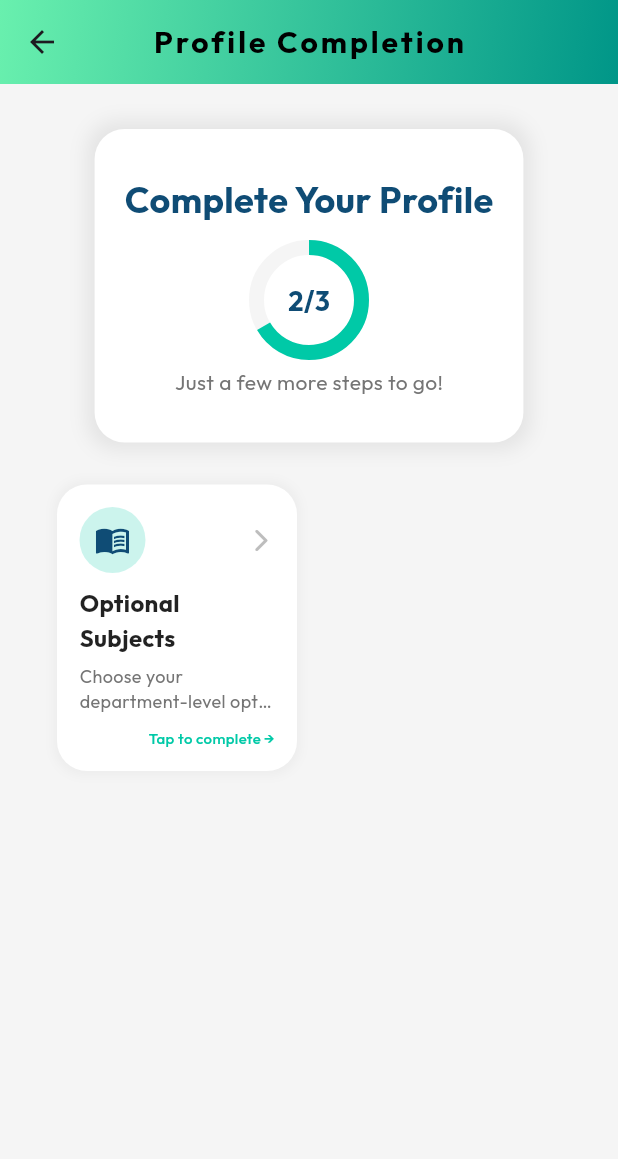
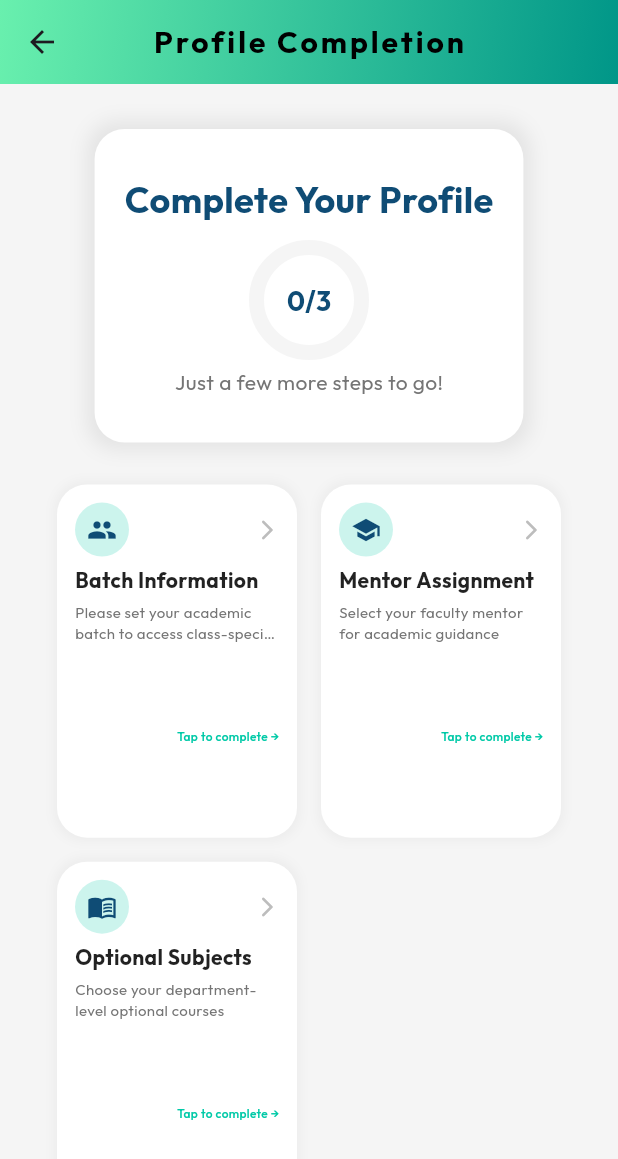
Before and after one commit to ATBlastDon/StudySync_Student, a Flutter app: the MissingRequirementsScreen screen opened directly with empty values, on a phone screen of 412 x 824 dp. Shown: the top 1159 px of the screen. Run offline on Flutter 3.47's test engine with Material 3 defaults, Android fonts, the light colour scheme and no system bars; our stand-ins replace animate_do, animated_splash_screen, cached_network_image, camera, cloud_firestore, connectivity_plus and 14 more; missing offline and left inert: flutter_barcode_scanner, flutter_downloader, google_mlkit_face_detection, tflite_flutter; accounts and stored records are empty.

Commit message:
StudySync_Student: Fixed missing_screen.dart and studentinternal.dart For Profile Completion Task

```diff
--- a/lib/Screens/StudentHome/missing_screen.dart
+++ b/lib/Screens/StudentHome/missing_screen.dart
@@ -8,13 +8,13 @@ import 'package:studysync_student/Screens/StudentHome/studentprofile.dart';
 import 'package:studysync_student/Screens/Lecture/dloc.dart';
 
 class MissingRequirementsScreen extends StatefulWidget {
-  final List<String> missingRequirements;
   final String year;
   final String sem;
   final String rollNo;
   final String batch;
   final String studentEmail;
   final VoidCallback? onRequirementsUpdated;
+  final List<String> missingRequirements;
 
   const MissingRequirementsScreen({
     super.key,
@@ -28,7 +28,8 @@ class MissingRequirementsScreen extends StatefulWidget {
   });
 
   @override
-  State<MissingRequirementsScreen> createState() => _MissingRequirementsScreenState();
+  State<MissingRequirementsScreen> createState() =>
+      _MissingRequirementsScreenState();
 }
 
 class _MissingRequirementsScreenState extends State<MissingRequirementsScreen> {
@@ -36,61 +37,83 @@ class _MissingRequirementsScreenState extends State<MissingRequirementsScreen> {
   final Color _accentColor = const Color(0xFF00C9A7);
   final Color _darkColor = const Color(0xFF0F4C75);
   final Color _successColor = const Color(0xFF4CAF50);
-  bool _hasOptionalSubjects = false;
 
-  late List<String> _remainingRequirements;
-  Timer? _optionalSubjectsTimer;
+  /// This list is recalculated based on Firestore data.
+  List<String> _remainingRequirements = [];
+  Timer? _refreshTimer;
 
   @override
   void initState() {
     super.initState();
     _remainingRequirements = List.from(widget.missingRequirements);
-    // Check initially and then refresh every 5 seconds
-    _refreshOptionalSubjects();
-    _optionalSubjectsTimer = Timer.periodic(const Duration(seconds: 5), (timer) {
-      _refreshOptionalSubjects();
+    // Check initially and then refresh every 5 seconds.
+    _refreshMissingRequirements();
+    _refreshTimer =
+        Timer.periodic(const Duration(seconds: 5), (timer) {
+          _refreshMissingRequirements();
         });
   }
 
   @override
   void dispose() {
-    _optionalSubjectsTimer?.cancel();
+    _refreshTimer?.cancel();
     super.dispose();
   }
 
-  /// Simply checks if the optional_subjects collection exists by querying for any document.
-  Future<bool> checkOptionalSubjects(String year, String sem, String rollNo) async {
+  /// Fetch the student's document from Firestore and calculate which requirements are still missing.
+  Future<void> _refreshMissingRequirements() async {
+    try {
+      DocumentSnapshot<Map<String, dynamic>> doc = await FirebaseFirestore.instance
+          .collection('students')
+          .doc(widget.year)
+          .collection(widget.sem)
+          .doc(widget.rollNo)
+          .get();
+
+      List<String> missingReq = [];
+      if (doc.exists) {
+        final data = doc.data()!;
+        // Check batch more robustly.
+        if (data['batch'] == null ||
+            data['batch'].toString().trim().isEmpty ||
+            data['batch'] == "none") {
+          missingReq.add('batch');
+        }
+        // Check mentor more robustly.
+        if (data['mentor'] == null ||
+            data['mentor'].toString().trim().isEmpty ||
+            data['mentor'] == "none") {
+          missingReq.add('mentor');
+        }
+        // For non-SE years, check if optional subjects (dloc) are filled.
+        if (widget.year != "SE") {
+          bool hasDloc = await _checkOptionalSubjects(widget.year, widget.sem, widget.rollNo);
+          if (!hasDloc) missingReq.add('dloc');
+        }
+      }
+      setState(() {
+        _remainingRequirements = missingReq;
+      });
+
+      // If all tasks are complete and the dialog hasn't been shown yet...
+    } catch (e) {
+      Fluttertoast.showToast(msg: "Error refreshing requirements: $e");
+    }
+  }
+
+  /// Checks if the optional_subjects collection exists by querying for any document.
+  Future<bool> _checkOptionalSubjects(String year, String sem, String rollNo) async {
     try {
       final collectionPath = 'students/$year/$sem/$rollNo/optional_subjects';
-      final querySnapshot = await FirebaseFirestore.instance
-          .collection(collectionPath)
-          .limit(1)
-          .get();
+      final querySnapshot =
+      await FirebaseFirestore.instance.collection(collectionPath).limit(1).get();
       return querySnapshot.docs.isNotEmpty;
     } catch (e) {
-      Fluttertoast.showToast(msg:"$e");
+      Fluttertoast.showToast(msg: "$e");
       return false;
     }
   }
 
-  /// Refresh the _hasOptionalSubjects flag and update _remainingRequirements accordingly.
-  Future<void> _refreshOptionalSubjects() async {
-    bool hasSubjects = await checkOptionalSubjects(widget.year, widget.sem, widget.rollNo);
-    setState(() {
-      _hasOptionalSubjects = hasSubjects;
-      // Reset remaining requirements based on the widget’s requirements.
-      _remainingRequirements = List.from(widget.missingRequirements);
-      // If the optional_subjects collection exists, remove the "dloc" requirement.
-      if (_hasOptionalSubjects) {
-        _remainingRequirements.removeWhere((req) => req == 'dloc');
-      } else {
-        // Optionally ensure "dloc" is in the list if not complete.
-        if (!_remainingRequirements.contains('dloc')) {
-          _remainingRequirements.add('dloc');
-        }
-      }
-    });
-  }
 
   @override
   Widget build(BuildContext context) {
@@ -129,9 +152,14 @@ class _MissingRequirementsScreenState extends State<MissingRequirementsScreen> {
           Expanded(
             child: Padding(
               padding: const EdgeInsets.all(20),
+              child: AnimatedSwitcher(
+                duration: const Duration(milliseconds: 500),
+                switchInCurve: Curves.easeIn,
+                switchOutCurve: Curves.easeOut,
                 child: _remainingRequirements.isEmpty
-                  ? _buildCompletionCelebration()
-                  : _buildModernTaskGrid(),
+                    ? _buildCompletionCelebration(key: const ValueKey("complete"))
+                    : _buildModernTaskGrid(key: const ValueKey("grid")),
+              ),
             ),
           ),
         ],
@@ -155,6 +183,7 @@ class _MissingRequirementsScreenState extends State<MissingRequirementsScreen> {
         ],
       ),
       child: Column(
+        mainAxisSize: MainAxisSize.min,
         children: [
           SlideInLeft(
             child: Text(
@@ -212,14 +241,83 @@ class _MissingRequirementsScreenState extends State<MissingRequirementsScreen> {
     );
   }
 
-  Widget _buildModernTaskGrid() {
+  Widget _buildModernTaskGrid({Key? key}) {
     return GridView.count(
+      key: key,
       crossAxisCount: 2,
-      childAspectRatio: 0.85,
+      childAspectRatio: 0.7,
       padding: const EdgeInsets.symmetric(horizontal: 10),
       children: List.generate(
         _remainingRequirements.length,
             (index) => _buildModernTaskCard(_remainingRequirements[index], index),
+      ),
+    );
+  }
+
+  Widget _buildCompletionCelebration({Key? key}) {
+    return ZoomIn(
+      key: key,
+      child: Column(
+        mainAxisAlignment: MainAxisAlignment.center,
+        mainAxisSize: MainAxisSize.min,
+        children: [
+          Text(
+            'Profile Complete!',
+            style: TextStyle(
+              fontFamily: 'Outfit',
+              fontSize: 24,
+              color: _darkColor,
+              fontWeight: FontWeight.bold,
+            ),
+          ),
+          const SizedBox(height: 10),
+          Padding(
+            padding: const EdgeInsets.symmetric(horizontal: 40),
+            child: Text(
+              'You’re all set to explore StudySync’s full features!',
+              textAlign: TextAlign.center,
+              style: TextStyle(
+                fontFamily: 'Outfit',
+                fontSize: 16,
+                color: Colors.grey.shade600,
+              ),
+            ),
+          ),
+          const SizedBox(height: 20),
+          ElasticIn(
+            child: ElevatedButton.icon(
+              icon: const Icon(
+                Icons.rocket_launch_rounded,
+                color: Colors.black,
+              ),
+              label: const Text(
+                'Get Started',
+                style: TextStyle(
+                    fontFamily: "Outfit", fontWeight: FontWeight.bold),
+              ),
+              style: ElevatedButton.styleFrom(
+                backgroundColor: _accentColor,
+                foregroundColor: Colors.white,
+                padding: const EdgeInsets.symmetric(
+                    horizontal: 30, vertical: 15),
+                shape: RoundedRectangleBorder(
+                  borderRadius: BorderRadius.circular(15),
+                ),
+              ),
+              onPressed: () {
+                Navigator.push(
+                  context,
+                  MaterialPageRoute(
+                    builder: (context) => StudentInternal(
+                      year: widget.year,
+                      sem: widget.sem,
+                    ),
+                  ),
+                );
+              },
+            ),
+          ),
+        ],
       ),
     );
   }
@@ -255,61 +353,69 @@ class _MissingRequirementsScreenState extends State<MissingRequirementsScreen> {
             borderRadius: BorderRadius.circular(20),
             onTap: () => _handleFixRequirement(requirement),
             child: Padding(
-              padding: const EdgeInsets.all(15),
+              padding: const EdgeInsets.all(12),
               child: Column(
-                mainAxisAlignment: MainAxisAlignment.spaceBetween,
+                mainAxisSize: MainAxisSize.min,
                 crossAxisAlignment: CrossAxisAlignment.start,
                 children: [
                   Row(
                     mainAxisAlignment: MainAxisAlignment.spaceBetween,
                     children: [
                       Container(
-                        padding: const EdgeInsets.all(10),
+                        padding: const EdgeInsets.all(8),
                         decoration: BoxDecoration(
                           color: _accentColor.withValues(alpha: 0.2),
                           shape: BoxShape.circle,
                         ),
-                        child: Icon(requirementData.icon,
-                            color: _darkColor, size: 24),
+                        child: Icon(
+                          requirementData.icon,
+                          color: _darkColor,
+                          size: 20,
                         ),
-                      Icon(Icons.arrow_forward_ios_rounded,
-                          color: Colors.grey.shade400, size: 18),
+                      ),
+                      Icon(
+                        Icons.arrow_forward_ios_rounded,
+                        color: Colors.grey.shade400,
+                        size: 16,
+                      ),
                     ],
                   ),
-                  Column(
-                    crossAxisAlignment: CrossAxisAlignment.start,
-                    children: [
+                  const SizedBox(height: 6),
                   Text(
                     requirementData.title,
                     style: const TextStyle(
                       fontFamily: 'Outfit',
-                          fontSize: 16,
+                      fontSize: 14,
                       fontWeight: FontWeight.bold,
                       color: Colors.black87,
                     ),
                   ),
-                      const SizedBox(height: 5),
+                  const SizedBox(height: 4),
                   Text(
                     requirementData.description,
                     style: TextStyle(
                       fontFamily: 'Outfit',
-                          fontSize: 12,
+                      fontSize: 10,
                       color: Colors.grey.shade600,
                     ),
                     maxLines: 2,
                     overflow: TextOverflow.ellipsis,
                   ),
-                    ],
-                  ),
-                  Align(
+                  const SizedBox(height: 6),
+                  Flexible(
+                    child: Align(
                       alignment: Alignment.centerRight,
+                      child: FittedBox(
+                        fit: BoxFit.scaleDown,
                         child: Text(
                           'Tap to complete →',
                           style: TextStyle(
                             fontFamily: 'Outfit',
-                        fontSize: 10,
+                            fontSize: 8,
                             color: _accentColor,
                             fontWeight: FontWeight.w500,
+                          ),
+                        ),
                       ),
                     ),
                   ),
@@ -322,74 +428,22 @@ class _MissingRequirementsScreenState extends State<MissingRequirementsScreen> {
     );
   }
 
-  Widget _buildCompletionCelebration() {
-    return ZoomIn(
-      child: Column(
-        mainAxisAlignment: MainAxisAlignment.center,
-        children: [
-          Text(
-            'Profile Complete!',
-            style: TextStyle(
-              fontFamily: 'Outfit',
-              fontSize: 24,
-              color: _darkColor,
-              fontWeight: FontWeight.bold,
-            ),
-          ),
-          const SizedBox(height: 10),
-          Padding(
-            padding: const EdgeInsets.symmetric(horizontal: 40),
-            child: Text(
-              'You’re all set to explore StudySync’s full features!',
-              textAlign: TextAlign.center,
-              style: TextStyle(
-                fontFamily: 'Outfit',
-                fontSize: 16,
-                color: Colors.grey.shade600,
-              ),
-            ),
-          ),
-          const SizedBox(height: 20),
-          ElasticIn(
-            child: ElevatedButton.icon(
-              icon: const Icon(Icons.rocket_launch_rounded, color: Colors.black,),
-              label: const Text('Get Started',style: TextStyle(fontFamily: "Outfit", fontWeight: FontWeight.bold),),
-              style: ElevatedButton.styleFrom(
-                backgroundColor: _accentColor,
-                foregroundColor: Colors.white,
-                padding: const EdgeInsets.symmetric(horizontal: 30, vertical: 15),
-                shape: RoundedRectangleBorder(
-                  borderRadius: BorderRadius.circular(15),
-                ),
-              ),
-              onPressed: () {
-                Navigator.push(
-                  context,
-                  MaterialPageRoute(
-                    builder: (context) => StudentInternal(
-                      year: widget.year,
-                      sem: widget.sem,
-                    ),
-                  ),
-                );
-              },
-            ),
-          ),
-        ],
-      ),
-    );
-  }
-
   RequirementData _getRequirementData(String requirement) {
     switch (requirement) {
       case 'batch':
-        return RequirementData(Icons.group, 'Batch Information',
+        return RequirementData(
+            Icons.group,
+            'Batch Information',
             'Please set your academic batch to access class-specific features');
       case 'mentor':
-        return RequirementData(Icons.school, 'Mentor Assignment',
+        return RequirementData(
+            Icons.school,
+            'Mentor Assignment',
             'Select your faculty mentor for academic guidance');
       case 'dloc':
-        return RequirementData(Icons.menu_book, 'Optional Subjects',
+        return RequirementData(
+            Icons.menu_book,
+            'Optional Subjects',
             'Choose your department-level optional courses');
       default:
         return RequirementData(Icons.error, 'Unknown Requirement', '');
@@ -429,84 +483,11 @@ class _MissingRequirementsScreenState extends State<MissingRequirementsScreen> {
     }
   }
 
-  @override
-  void didUpdateWidget(covariant MissingRequirementsScreen oldWidget) {
-    super.didUpdateWidget(oldWidget);
-    if (widget.missingRequirements != oldWidget.missingRequirements) {
-      setState(() {
-        _remainingRequirements = List.from(widget.missingRequirements);
-      });
-      if (widget.missingRequirements.isEmpty) {
-        WidgetsBinding.instance.addPostFrameCallback((_) async {
-          await _showCompletionDialog();
-          if (mounted) Navigator.pop(context);
-        });
-      }
-    }
-  }
-
   void _handleFixRequirement(String requirement) async {
     final result = await _navigateToRequirementScreen(requirement);
     if (result == true && mounted) {
       widget.onRequirementsUpdated?.call();
     }
-  }
-
-  Future<void> _showCompletionDialog() async {
-    await showDialog(
-      context: context,
-      barrierDismissible: false,
-      builder: (context) => FadeInUp(
-        duration: const Duration(milliseconds: 500),
-        child: Dialog(
-          backgroundColor: _pageColor,
-          shape: RoundedRectangleBorder(
-            borderRadius: BorderRadius.circular(20),
-          ),
-          child: Padding(
-            padding: const EdgeInsets.all(20),
-            child: Column(
-              mainAxisSize: MainAxisSize.min,
-              children: [
-                Icon(Icons.check_circle, color: _successColor, size: 80),
-                const SizedBox(height: 20),
-                const Text(
-                  'All Set!',
-                  style: TextStyle(
-                    fontFamily: 'Outfit',
-                    fontSize: 24,
-                    fontWeight: FontWeight.bold,
-                  ),
-                ),
-                const SizedBox(height: 10),
-                const Text(
-                  'Your profile is now complete!',
-                  style: TextStyle(
-                    fontFamily: 'Outfit',
-                    fontSize: 16,
-                    color: Colors.grey,
-                  ),
-                ),
-                const SizedBox(height: 20),
-                ElevatedButton(
-                  style: ElevatedButton.styleFrom(
-                    backgroundColor: _successColor,
-                    foregroundColor: Colors.white,
-                    shape: RoundedRectangleBorder(
-                      borderRadius: BorderRadius.circular(10),
-                    ),
-                    padding: const EdgeInsets.symmetric(horizontal: 30, vertical: 12),
-                  ),
-                  onPressed: () => Navigator.pop(context),
-                  child: const Text('Continue',
-                      style: TextStyle(fontFamily: 'Outfit')),
-                ),
-              ],
-            ),
-          ),
-        ),
-      ),
-    );
   }
 }
 
--- a/lib/Screens/StudentHome/studentinternal.dart
+++ b/lib/Screens/StudentHome/studentinternal.dart
@@ -113,8 +113,16 @@ class _StudentInternalState extends State<StudentInternal> {
         });
 
         List<String> missingReq = [];
-        if (_userBatch == "none") missingReq.add('batch');
-        if (_userMentor == "none") missingReq.add('mentor');
+        if (userData['batch'] == null ||
+            userData['batch'].toString().trim().isEmpty ||
+            userData['batch'] == "none") {
+          missingReq.add('batch');
+        }
+        if (userData['mentor'] == null ||
+            userData['mentor'].toString().trim().isEmpty ||
+            userData['mentor'] == "none") {
+          missingReq.add('mentor');
+        }
 
         if (widget.year != "SE" && _userRollNo != null) {
           bool isDLOCFilled = await checkDLOCFilled();
@@ -124,6 +132,7 @@ class _StudentInternalState extends State<StudentInternal> {
         }
 
         if (missingReq.isNotEmpty && mounted) {
+          // Missing profile data exists.
           WidgetsBinding.instance.addPostFrameCallback((_) {
             Navigator.push(
               context,
@@ -136,18 +145,24 @@ class _StudentInternalState extends State<StudentInternal> {
                   batch: _userBatch!,
                   studentEmail: _email,
                   onRequirementsUpdated: () {
+                    // Refresh user data after updates.
                     fetchUserData();
                   },
                 ),
               ),
-            );
+            ).then((_) {
+              // Once MissingRequirementsScreen is popped, call fetchAttendanceInfo.
+              if (_userRollNo != null) {
+                fetchAttendanceInfo();
+              }
+            });
           });
+        } else {
+          // No missing requirements – trigger attendance check immediately.
+          if (_userRollNo != null) {
+            fetchAttendanceInfo();
+          }
         }
-
-        if (_userRollNo != null) {
-          fetchAttendanceInfo();
-        }
-
       } else {
         Fluttertoast.showToast(msg: 'User Not Found in Database');
       }
```
Also changed, not shown: lib/Screens/StudentHome/studentprofile.dart (+9 -0 lines). Lines whose indentation alone changed are shown as unchanged.
